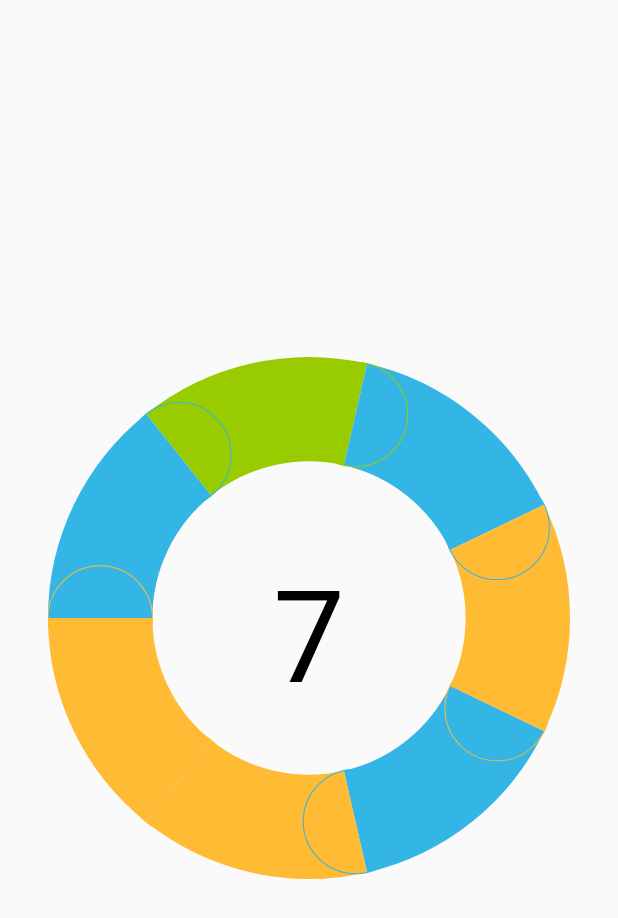
After one commit to clovn/ITIS-android-homework, an Android app built with Jetpack Compose: the layout activity_main_custom_view.xml on its own in the app's theme, with its tools: preview values and no code run, on a phone screen of 412 x 824 dp. The commit adds this screen. Shown: the top 918 px of the screen. Run offline under Robolectric (Android 15) with nearby library versions, the phone set to English and light mode, and no system bars.

Commit message:
hw11 done

```diff
--- a/app/build.gradle.kts
+++ b/app/build.gradle.kts
@@ -50,6 +50,7 @@ composeCompiler {
 
 dependencies {
 
+    implementation(libs.androidx.appcompat)
     implementation(libs.androidx.core.ktx)
     implementation(libs.androidx.lifecycle.runtime.ktx)
     implementation(libs.androidx.activity.compose)
--- /dev/null
+++ b/app/src/main/java/com/example/android_homework/presentation/customViews/CircularDiagram.kt
@@ -0,0 +1,210 @@
+package com.example.android_homework.presentation.customViews
+
+import android.content.Context
+import android.graphics.*
+import android.util.AttributeSet
+import android.view.MotionEvent
+import android.view.View
+import androidx.annotation.ColorInt
+import com.example.android_homework.R
+import kotlin.math.atan2
+import kotlin.math.cos
+import kotlin.math.sin
+import kotlin.math.sqrt
+
+class CircularDiagram @JvmOverloads constructor(
+    context: Context,
+    attrs: AttributeSet? = null,
+    defStyleAttr: Int = 0
+) : View(context, attrs, defStyleAttr) {
+
+    private var numberOfSectors = 4
+    private var sectorColors = listOf(
+        Color.BLUE,
+        Color.YELLOW,
+        Color.GREEN,
+        Color.CYAN
+    )
+    private var activeSectorIndex = -1
+
+    private var ringRadius = 0f
+    private val startAngle = 180f
+    private var ringThickness = 200f
+    private val center = PointF(0f, 0f)
+    private var sweepAngle = 360f / numberOfSectors
+
+    private val sectorPaint = Paint(Paint.ANTI_ALIAS_FLAG).apply {
+        style = Paint.Style.STROKE
+    }
+
+    private val textPaint = Paint(Paint.ANTI_ALIAS_FLAG).apply {
+        color = Color.BLACK
+        textSize = 128f
+        textAlign = Paint.Align.CENTER
+    }
+
+    init {
+        context.theme.obtainStyledAttributes(attrs, R.styleable.CircularDiagram, 0, 0).apply {
+            try {
+                numberOfSectors = getInt(R.styleable.CircularDiagram_sectorCount, 4)
+                sweepAngle = 360f / numberOfSectors
+
+                val colorResId = getResourceId(R.styleable.CircularDiagram_sectorColors, 0)
+                if (colorResId != 0) {
+                    val ta = resources.obtainTypedArray(colorResId)
+                    sectorColors = generateColorListWithoutRepeats(numberOfSectors, List(ta.length()) { i -> ta.getColor(i, Color.GRAY) })
+                    ta.recycle()
+                }
+
+            } finally {
+                recycle()
+            }
+        }
+    }
+
+    override fun onSizeChanged(w: Int, h: Int, oldw: Int, oldh: Int) {
+        super.onSizeChanged(w, h, oldw, oldh)
+        ringThickness = minOf(w, h) * 0.2f
+        sectorPaint.strokeWidth = ringThickness
+        ringRadius = (minOf(w, h) / 2 - ringThickness / 2)
+        center.set(w/2f, h/2f)
+    }
+
+    override fun onDraw(canvas: Canvas) {
+        for (i in 0 until numberOfSectors) {
+            val colorIndex = i % sectorColors.size
+            val angle = i*sweepAngle + startAngle
+            val currentColor = if (i == activeSectorIndex) lightenColor(sectorColors[colorIndex]) else sectorColors[colorIndex]
+            drawSingleSector(canvas, angle, currentColor)
+        }
+
+        for (i in 0 until numberOfSectors){
+            val angle = i*sweepAngle + startAngle
+            val colorIndex = i % sectorColors.size
+            val currentColor = if (i == activeSectorIndex) lightenColor(sectorColors[colorIndex]) else sectorColors[colorIndex]
+            drawCircles(canvas, angle, currentColor)
+        }
+
+        canvas.drawText("$numberOfSectors", center.x, center.y + textPaint.textSize / 2, textPaint)
+    }
+
+    private fun drawCircles(canvas: Canvas, startAngle: Float, currentColor: Int){
+
+        sectorPaint.apply {
+            reset()
+            style = Paint.Style.STROKE
+            strokeCap = Paint.Cap.BUTT
+            strokeWidth = ringThickness
+            color = currentColor
+            isAntiAlias = true
+        }
+
+        val endAngleRad = Math.toRadians((startAngle + sweepAngle).toDouble()).toFloat()
+
+        val x = center.x + ringRadius * cos(endAngleRad.toDouble()).toFloat()
+        val y = center.y + ringRadius * sin(endAngleRad.toDouble()).toFloat()
+
+        canvas.drawCircle(x, y, 0.5f, sectorPaint)
+    }
+
+    private fun drawSingleSector(canvas: Canvas, startAngle: Float, currentColor: Int) {
+        sectorPaint.apply {
+            reset()
+            style = Paint.Style.STROKE
+            strokeCap = Paint.Cap.BUTT
+            strokeWidth = ringThickness
+            color = currentColor
+            isAntiAlias = true
+        }
+
+
+        canvas.drawArc(
+            width / 2f - ringRadius,
+            height / 2f - ringRadius,
+            width / 2f + ringRadius,
+            height / 2f + ringRadius,
+            startAngle,
+            sweepAngle,
+            false,
+            sectorPaint
+        )
+
+    }
+
+    fun lightenColor(@ColorInt color: Int, factor: Float = 0.6f): Int {
+        val r = Color.red(color)
+        val g = Color.green(color)
+        val b = Color.blue(color)
+
+        val newR = (r + ((255 - r) * factor)).toInt().coerceIn(0, 255)
+        val newG = (g + ((255 - g) * factor)).toInt().coerceIn(0, 255)
+        val newB = (b + ((255 - b) * factor)).toInt().coerceIn(0, 255)
+
+        return Color.argb(Color.alpha(color), newR, newG, newB)
+    }
+
+    override fun onTouchEvent(event: MotionEvent): Boolean {
+        when (event.action) {
+            MotionEvent.ACTION_DOWN -> {
+                val touchX = event.x
+                val touchY = event.y
+
+                activeSectorIndex = getSectorIndex(touchX, touchY)
+
+                invalidate()
+            }
+        }
+        return super.onTouchEvent(event)
+    }
+
+    private fun getSectorIndex(x: Float, y: Float): Int {
+        val dx = x - center.x
+        val dy = y - center.y
+        val distance = sqrt((dx * dx + dy * dy).toDouble())
+
+        if ((distance >= ringRadius + ringThickness/2) or (distance <= ringRadius - ringThickness/2)) return -1
+
+        var angle = Math.toDegrees(atan2(dy.toDouble(), dx.toDouble())).toFloat()
+        if (angle < 0) angle += 360f
+        angle = (angle - startAngle + 360) % 360
+        val activeIndex = (angle / sweepAngle).toInt()
+
+        return if (activeIndex < 0 || activeIndex >= numberOfSectors) {
+            -1
+        } else {
+            activeIndex
+        }
+    }
+
+    private fun generateColorListWithoutRepeats(count: Int, colors: List<Int>): List<Int> {
+        if (colors.isEmpty()) return List(count) { Color.GRAY }
+
+        val result = mutableListOf<Int>()
+        var lastColor: Int? = null
+
+        for (i in 0 until count - 1) {
+            val filtered = if (lastColor == null) colors else colors.filter { it != lastColor }
+            val nextColor = if (filtered.isNotEmpty()) {
+                filtered.random()
+            } else {
+                colors.random()
+            }
+            result.add(nextColor)
+            lastColor = nextColor
+        }
+
+        result.add(colors.filter { it != result.first() }.random())
+
+        return result
+    }
+
+    fun setSectorNumbers(count: Int){
+        numberOfSectors = count
+        sweepAngle = 360f / numberOfSectors
+        invalidate()
+    }
+
+    fun setColors(colors: List<Int>) {
+        sectorColors = generateColorListWithoutRepeats(numberOfSectors, colors)
+    }
+}
--- /dev/null
+++ b/app/src/main/res/layout/activity_main_custom_view.xml
@@ -0,0 +1,14 @@
+<?xml version="1.0" encoding="utf-8"?>
+<FrameLayout xmlns:android="http://schemas.android.com/apk/res/android"
+    android:layout_width="match_parent"
+    android:layout_height="match_parent"
+    xmlns:app="http://schemas.android.com/apk/res-auto">
+
+    <com.example.android_homework.presentation.customViews.CircularDiagram
+        android:layout_width="match_parent"
+        android:layout_height="match_parent"
+        app:sectorCount="7"
+        app:sectorColors="@array/chart_colors"
+        android:layout_margin="32dp"/>
+
+</FrameLayout>
--- a/app/src/main/res/values/colors.xml
+++ b/app/src/main/res/values/colors.xml
@@ -7,4 +7,10 @@
     <color name="teal_700">#FF018786</color>
     <color name="black">#FF000000</color>
     <color name="white">#FFFFFFFF</color>
+    <array name="chart_colors">
+        <item>@android:color/holo_orange_light</item>
+        <item>@android:color/holo_blue_light</item>
+        <item>@android:color/holo_green_light</item>
+        <item>@android:color/holo_red_light</item>
+    </array>
 </resources>
--- a/app/src/main/res/values/themes.xml
+++ b/app/src/main/res/values/themes.xml
@@ -1,5 +1,5 @@
 <?xml version="1.0" encoding="utf-8"?>
 <resources>
 
-    <style name="Theme.Androidhomework" parent="android:Theme.Material.Light.NoActionBar" />
+    <style name="Theme.Androidhomework" parent="Theme.AppCompat.Light.NoActionBar" />
 </resources>
--- a/gradle/libs.versions.toml
+++ b/gradle/libs.versions.toml
@@ -9,6 +9,7 @@ firebaseMessaging = "24.1.1"
 hiltAndroid = "2.56.1"
 hiltNavigationCompose = "1.2.0"
 kotlin = "2.1.0"
+appcompat = "1.6.1"
 coreKtx = "1.16.0"
 junit = "4.13.2"
 junitVersion = "1.2.1"
@@ -24,6 +25,7 @@ retrofit = "2.11.0"
 vbpd = "2.0.4"
 
 [libraries]
+androidx-appcompat = { group = "androidx.appcompat", name = "appcompat", version.ref = "appcompat" }
 androidx-core-ktx = { group = "androidx.core", name = "core-ktx", version.ref = "coreKtx" }
 androidx-hilt-navigation-compose = { module = "androidx.hilt:hilt-navigation-compose", version.ref = "hiltNavigationCompose" }
 androidx-lifecycle-runtime-compose = { module = "androidx.lifecycle:lifecycle-runtime-compose", version.ref = "lifecycleRuntimeKtx" }
```
Also changed, not shown: app/src/main/AndroidManifest.xml (+11 -2 lines), app/src/main/java/com/example/android_homework/presentation/CustomViewActivity.kt (added, +7 -0 lines), app/src/main/res/values/attrs.xml (added, +7 -0 lines).
